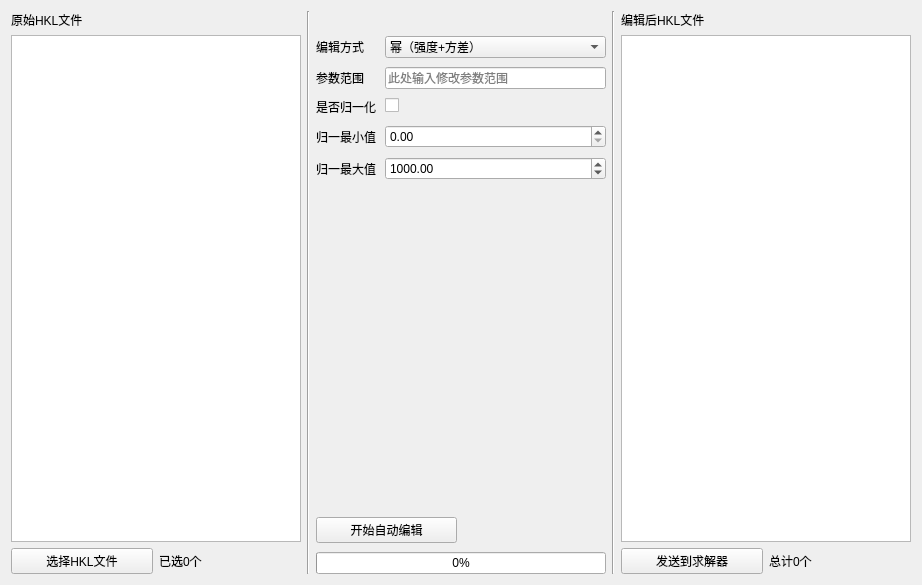
Old version of the form crystaltoolgui/qt/tabhkleditor.ui in the repository jingshenSN2/CrystalTool.
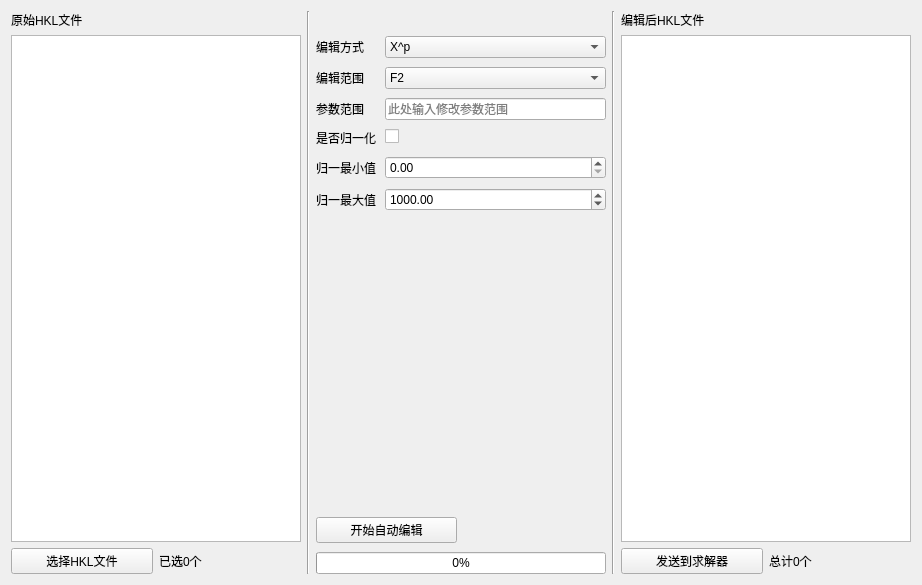
New version of the form.

Commit message: feat: 编辑器增加一种修正方式

```diff
--- a/crystaltoolgui/qt/tabhkleditor.ui
+++ b/crystaltoolgui/qt/tabhkleditor.ui
@@ -70,14 +70,14 @@
                       <item row="0" column="1">
                           <widget class="QComboBox" name="cB_editor_method">
                               <property name="currentText">
-                                  <string>幂（强度+方差）</string>
+          <string>X^p</string>
                               </property>
                               <property name="currentIndex">
                                   <number>0</number>
                               </property>
                               <item>
                                   <property name="text">
-                                      <string>幂（强度+方差）</string>
+           <string>X^p</string>
                                   </property>
                               </item>
                               <item>
@@ -92,7 +92,7 @@
                               </item>
                           </widget>
                       </item>
-                      <item row="1" column="1">
+       <item row="2" column="1">
                           <widget class="QLineEdit" name="lE_editor_params">
                               <property name="toolTip">
                                   <string>支持begin:step:end或single两种格式，用英文逗号分隔</string>
@@ -112,49 +112,49 @@
                               </property>
                           </widget>
                       </item>
-                      <item row="1" column="0">
+       <item row="2" column="0">
                           <widget class="QLabel" name="l_editor_params">
                               <property name="text">
                                   <string>参数范围</string>
                               </property>
                           </widget>
                       </item>
-                      <item row="2" column="0">
+       <item row="3" column="0">
                           <widget class="QLabel" name="l_editor_norm">
                               <property name="text">
                                   <string>是否归一化</string>
                               </property>
                           </widget>
                       </item>
-                      <item row="2" column="1">
+       <item row="3" column="1">
                           <widget class="QCheckBox" name="cB_editor_norm">
                               <property name="text">
                                   <string/>
                               </property>
                           </widget>
                       </item>
-                      <item row="3" column="0">
+       <item row="4" column="0">
                           <widget class="QLabel" name="l_editor_min">
                               <property name="text">
                                   <string>归一最小值</string>
                               </property>
                           </widget>
                       </item>
-                      <item row="4" column="0">
+       <item row="5" column="0">
                           <widget class="QLabel" name="l_editor_max">
                               <property name="text">
                                   <string>归一最大值</string>
                               </property>
                           </widget>
                       </item>
-                      <item row="3" column="1">
+       <item row="4" column="1">
                           <widget class="QDoubleSpinBox" name="dSB_editor_min">
                               <property name="maximum">
                                   <double>10000.000000000000000</double>
                               </property>
                           </widget>
                       </item>
-                      <item row="4" column="1">
+       <item row="5" column="1">
                           <widget class="QDoubleSpinBox" name="dSB_editor_max">
                               <property name="minimum">
                                   <double>100.000000000000000</double>
@@ -167,6 +167,32 @@
                               </property>
                           </widget>
                       </item>
+       <item row="1" column="0">
+        <widget class="QLabel" name="l_editor_range">
+         <property name="text">
+          <string>编辑范围</string>
+         </property>
+        </widget>
+       </item>
+       <item row="1" column="1">
+        <widget class="QComboBox" name="cB_editor_range">
+         <item>
+          <property name="text">
+           <string>F2</string>
+          </property>
+         </item>
+         <item>
+          <property name="text">
+           <string>sigma(F2)</string>
+          </property>
+         </item>
+         <item>
+          <property name="text">
+           <string>both</string>
+          </property>
+         </item>
+        </widget>
+       </item>
                   </layout>
      </item>
      <item>
```
Left out of the diff: 7 changed lines with no effect on the pictures. Lines whose indentation alone changed are shown as unchanged. The commit also changes 3 other files.
